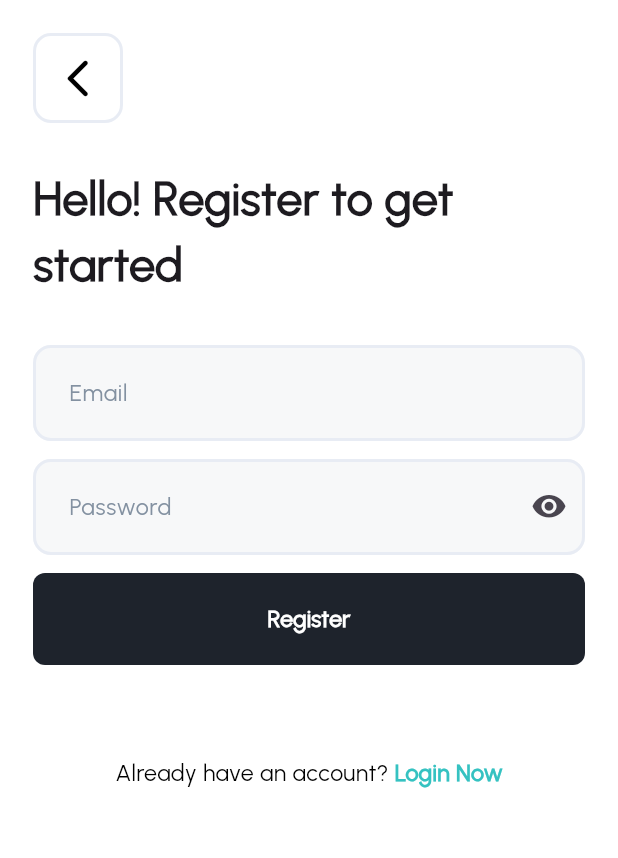
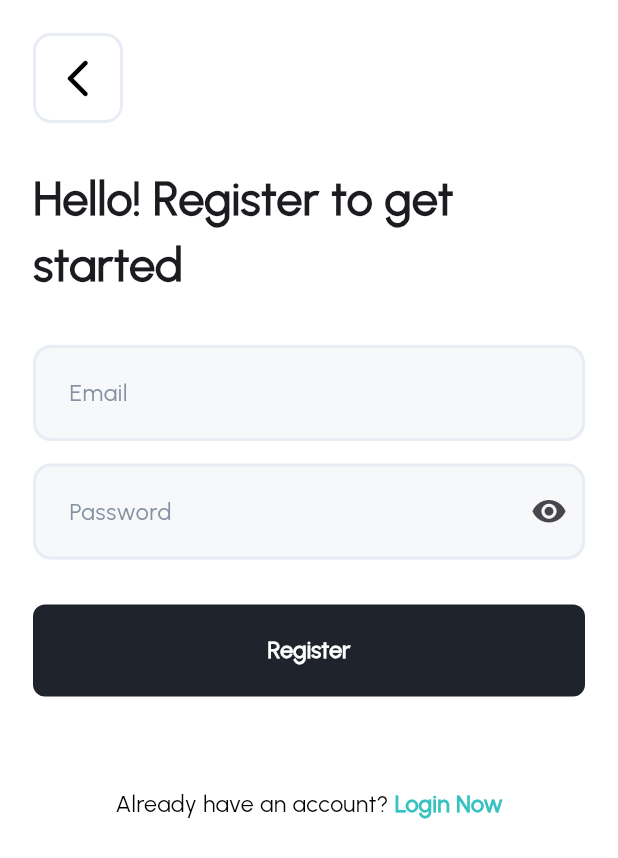
Before and after one commit to marcolous/Flutter-Sumanel_Technology, a Flutter app: the RegisterScreen screen opened by its route, on a phone screen of 412 x 824 dp. Shown: the top 858 px of the screen. Run offline on Flutter 3.47's test engine with Material 3 defaults, Android fonts, the phone set to English and light mode, and no system bars; drawn by our look-alikes of modal_progress_hud_nsn; our stand-ins replace dartz, dio, flutter_bloc, flutter_svg, gap, shared_preferences; accounts and stored records are empty.

Commit message:
edit spacing

```diff
--- a/lib/features/auth/presentation/view/register_screen/register_screen_body.dart
+++ b/lib/features/auth/presentation/view/register_screen/register_screen_body.dart
@@ -58,9 +58,9 @@ class _RegisterScreenBodyState extends State<RegisterScreenBody> {
                 ),
                 const Gap(32),
                 EmailTextField(hintText: 'Email', controller: _email),
-                const Gap(12),
+                const Gap(15),
                 PasswordTextField(hintText: 'Password', controller: _password),
-                const Gap(12),
+                const Gap(30),
                 BlocConsumer<AuthCubit, AuthState>(
                   listener: (context, state) {
                     if (state is RegisterLoading) {
```
Also changed, not shown: 1 other file.
